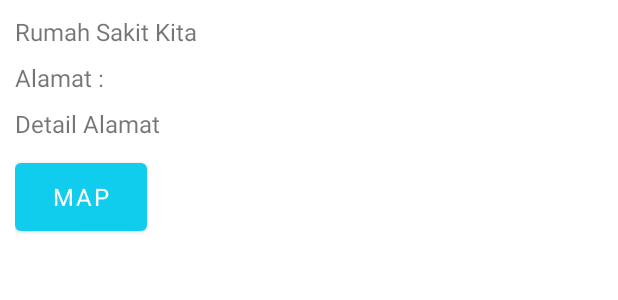
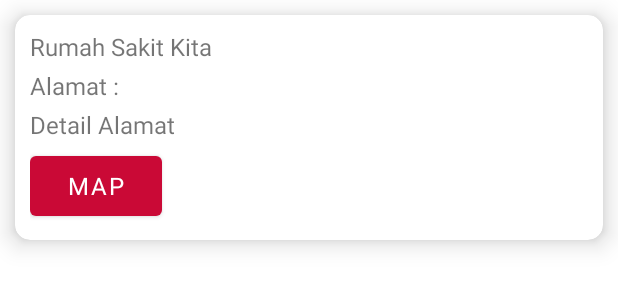
Before and after one commit to surya16-me/ResponsiMobile, an Android app: the layout item_list_hospital.xml on its own in the app's theme, with its tools: preview values and no code run, on a phone screen of 412 x 824 dp. Shown: the top 300 px of the screen. Run offline under Robolectric (Android 15) with nearby library versions, the phone set to English and light mode, and no system bars; Roboto replaces fonts that are not available here.

Commit message:
Responsi Final

```diff
--- /dev/null
+++ b/app/src/main/res/drawable/foreground.xml
@@ -0,0 +1,6 @@
+<?xml version="1.0" encoding="utf-8"?>
+<shape xmlns:android="http://schemas.android.com/apk/res/android">
+    android:shape="rectangle">
+    <solid android:color="#70B6A3" />
+    <corners android:radius="5dp" />
+</shape>
--- a/app/src/main/res/layout/item_list_hospital.xml
+++ b/app/src/main/res/layout/item_list_hospital.xml
@@ -1,7 +1,15 @@
 <?xml version="1.0" encoding="utf-8"?>
-<LinearLayout xmlns:android="http://schemas.android.com/apk/res/android"
+<androidx.cardview.widget.CardView xmlns:android="http://schemas.android.com/apk/res/android"
     android:layout_width="match_parent"
     android:layout_height="150dp"
+    xmlns:app="http://schemas.android.com/apk/res-auto"
+    android:layout_margin="10dp"
+    app:cardCornerRadius="10dp"
+    app:cardElevation="10dp">
+
+    <LinearLayout
+        android:layout_width="match_parent"
+        android:layout_height="match_parent"
         android:layout_margin="10dp"
         android:orientation="vertical">
 
@@ -39,6 +47,9 @@
             android:text="Map"
             android:layout_weight="1"
             android:textSize="16sp" />
+    </LinearLayout>
 
 
-</LinearLayout>
+
+
+</androidx.cardview.widget.CardView>
--- a/app/src/main/res/values/colors.xml
+++ b/app/src/main/res/values/colors.xml
@@ -1,7 +1,7 @@
 <?xml version="1.0" encoding="utf-8"?>
 <resources>
     <color name="purple_200">#FFBB86FC</color>
-    <color name="purple_500">#10CCED</color>
+    <color name="purple_500">#CA0936</color>
     <color name="purple_700">#FF3700B3</color>
     <color name="teal_200">#FF03DAC5</color>
     <color name="teal_700">#FF018786</color>
```
Lines whose indentation alone changed are shown as unchanged.
